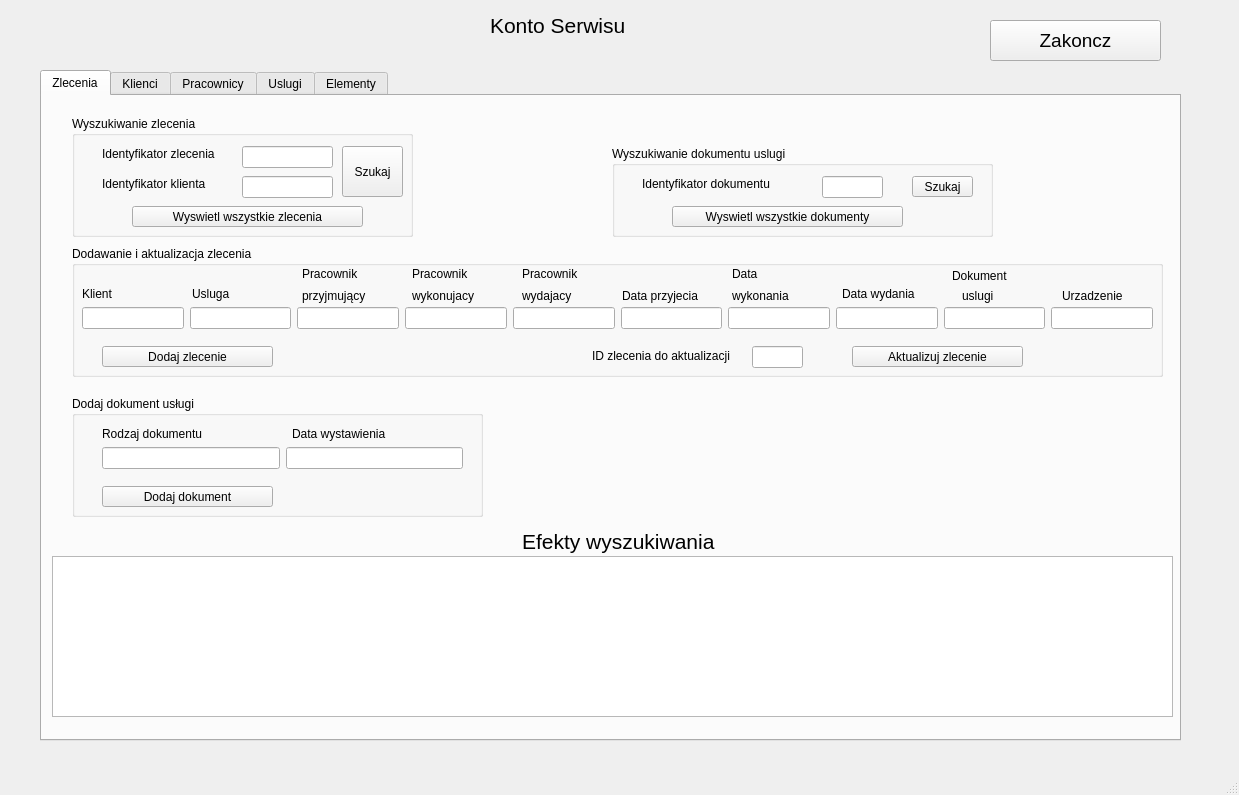
Above: serwiswindow.ui from kewingaluszka/BD_projekt before the change. Below: the same form after it.
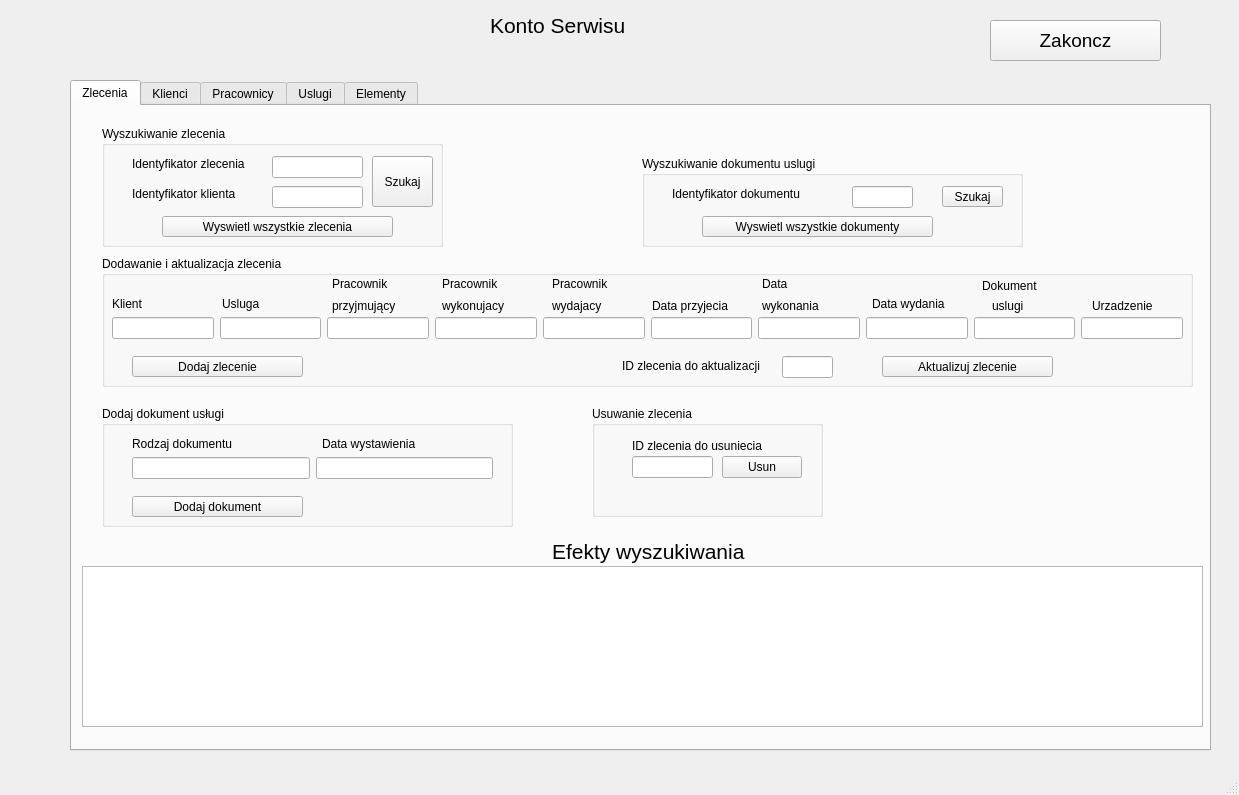
That is the form after the change.

Patch:
```diff
--- a/serwiswindow.ui
+++ b/serwiswindow.ui
@@ -17,8 +17,8 @@
    <widget class="QTabWidget" name="tabWidget">
     <property name="geometry">
      <rect>
-      <x>40</x>
-      <y>70</y>
+      <x>70</x>
+      <y>80</y>
       <width>1141</width>
       <height>671</height>
      </rect>
@@ -581,6 +581,62 @@
        </property>
       </widget>
      </widget>
+     <widget class="QGroupBox" name="groupBox_16">
+      <property name="geometry">
+       <rect>
+        <x>520</x>
+        <y>300</y>
+        <width>231</width>
+        <height>111</height>
+       </rect>
+      </property>
+      <property name="title">
+       <string>Usuwanie zlecenia</string>
+      </property>
+      <widget class="QPushButton" name="usun_button">
+       <property name="geometry">
+        <rect>
+         <x>130</x>
+         <y>50</y>
+         <width>80</width>
+         <height>22</height>
+        </rect>
+       </property>
+       <property name="text">
+        <string>Usun</string>
+       </property>
+      </widget>
+      <widget class="QLineEdit" name="usun_line">
+       <property name="geometry">
+        <rect>
+         <x>40</x>
+         <y>50</y>
+         <width>81</width>
+         <height>22</height>
+        </rect>
+       </property>
+      </widget>
+      <widget class="QLabel" name="label_79">
+       <property name="geometry">
+        <rect>
+         <x>40</x>
+         <y>30</y>
+         <width>161</width>
+         <height>20</height>
+        </rect>
+       </property>
+       <property name="text">
+        <string>ID zlecenia do usuniecia</string>
+       </property>
+      </widget>
+     </widget>
+     <zorder>groupBox_16</zorder>
+     <zorder>groupBox</zorder>
+     <zorder>tableView_zlecenia</zorder>
+     <zorder>label_12</zorder>
+     <zorder>groupBox_5</zorder>
+     <zorder>groupBox_6</zorder>
+     <zorder>groupBox_12</zorder>
     </widget>
     <widget class="QWidget" name="klienci">
      <attribute name="title">
```
